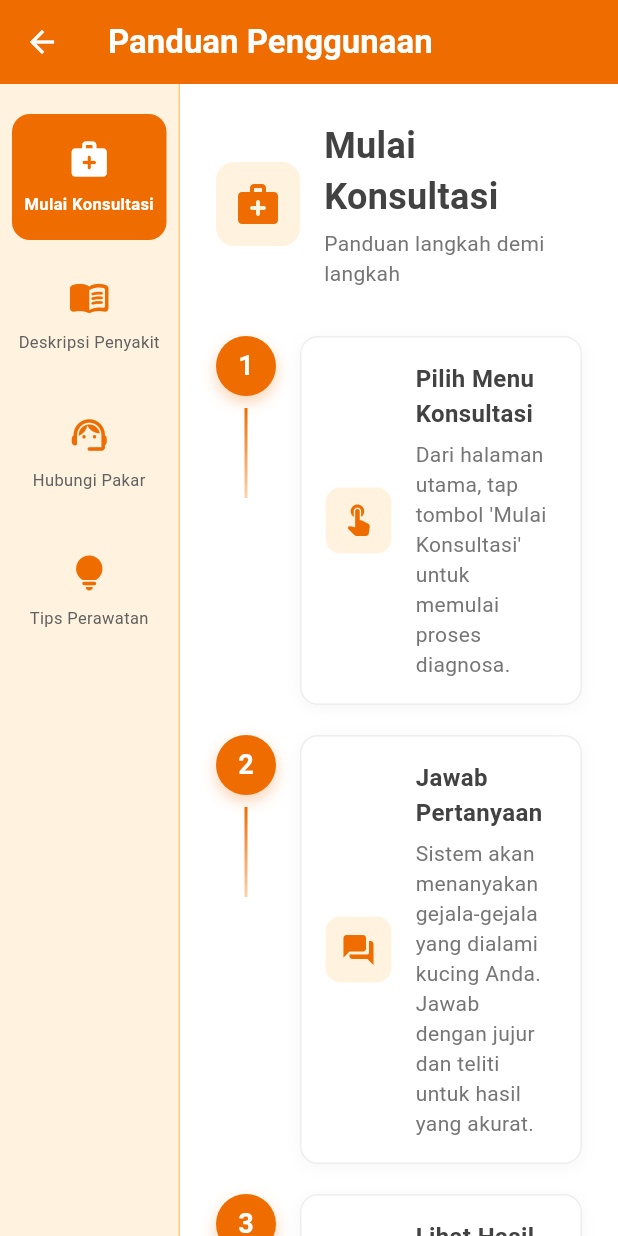
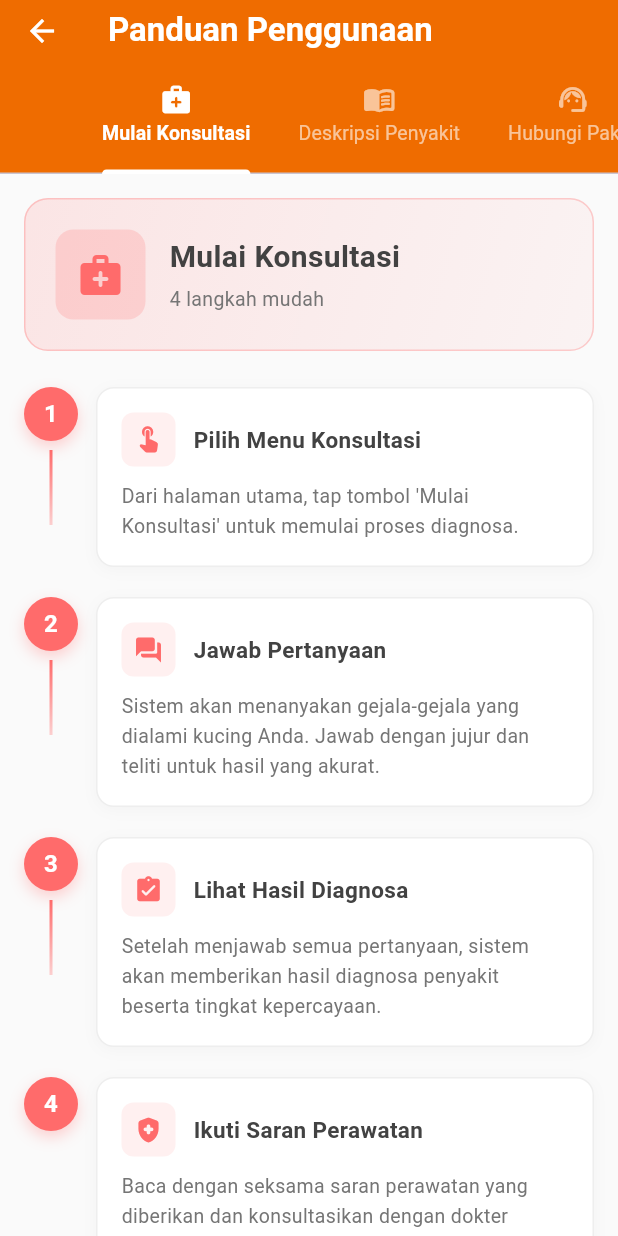
Before and after one commit to HafizRP/petdiagnose, a Flutter app: the UserGuidePage screen opened directly, on a phone screen of 412 x 824 dp. Run offline on Flutter 3.47's test engine with Material 3 defaults, Android fonts, the light colour scheme and no system bars.

Commit message:
feat: Redesign user guide page navigation from a sidebar to a tab-based interface with updated styling and content.

```diff
--- a/lib/user_guide_page.dart
+++ b/lib/user_guide_page.dart
@@ -5,15 +5,17 @@ class UserGuidePage extends StatefulWidget {
   _UserGuidePageState createState() => _UserGuidePageState();
 }
 
-class _UserGuidePageState extends State<UserGuidePage> {
+class _UserGuidePageState extends State<UserGuidePage>
+    with SingleTickerProviderStateMixin {
   final Color primaryOrange = Colors.orange[800]!;
   final Color accentOrange = Colors.orange[50]!;
-  int _selectedSection = 0;
+  late TabController _tabController;
 
   final List<GuideSection> _sections = [
     GuideSection(
       title: "Mulai Konsultasi",
       icon: Icons.medical_services_rounded,
+      color: Color(0xFFFF6B6B),
       steps: [
         GuideStep(
           stepNumber: 1,
@@ -48,6 +50,7 @@ class _UserGuidePageState extends State<UserGuidePage> {
     GuideSection(
       title: "Deskripsi Penyakit",
       icon: Icons.menu_book_rounded,
+      color: Color(0xFF4ECDC4),
       steps: [
         GuideStep(
           stepNumber: 1,
@@ -58,16 +61,16 @@ class _UserGuidePageState extends State<UserGuidePage> {
         ),
         GuideStep(
           stepNumber: 2,
-          title: "Pilih Penyakit",
+          title: "Cari atau Pilih Penyakit",
           description:
-              "Pilih penyakit yang ingin Anda pelajari untuk melihat informasi detail.",
+              "Gunakan search bar untuk mencari penyakit tertentu, atau scroll untuk melihat semua penyakit yang tersedia.",
           icon: Icons.search_rounded,
         ),
         GuideStep(
           stepNumber: 3,
           title: "Pelajari Detail",
           description:
-              "Baca informasi lengkap tentang gejala, penyebab, dan cara penanganan penyakit tersebut.",
+              "Tap pada card penyakit untuk melihat informasi lengkap tentang definisi, gejala terkait, dan cara penanganan.",
           icon: Icons.info_rounded,
         ),
       ],
@@ -75,6 +78,7 @@ class _UserGuidePageState extends State<UserGuidePage> {
     GuideSection(
       title: "Hubungi Pakar",
       icon: Icons.support_agent_rounded,
+      color: Color(0xFF95E1D3),
       steps: [
         GuideStep(
           stepNumber: 1,
@@ -102,6 +106,7 @@ class _UserGuidePageState extends State<UserGuidePage> {
     GuideSection(
       title: "Tips Perawatan",
       icon: Icons.lightbulb_rounded,
+      color: Color(0xFFFECA57),
       steps: [
         GuideStep(
           stepNumber: 1,
@@ -129,9 +134,21 @@ class _UserGuidePageState extends State<UserGuidePage> {
   ];
 
   @override
+  void initState() {
+    super.initState();
+    _tabController = TabController(length: _sections.length, vsync: this);
+  }
+
+  @override
+  void dispose() {
+    _tabController.dispose();
+    super.dispose();
+  }
+
+  @override
   Widget build(BuildContext context) {
     return Scaffold(
-      backgroundColor: Colors.white,
+      backgroundColor: Colors.grey[50],
       appBar: AppBar(
         backgroundColor: primaryOrange,
         elevation: 0,
@@ -143,95 +160,75 @@ class _UserGuidePageState extends State<UserGuidePage> {
           icon: Icon(Icons.arrow_back, color: Colors.white),
           onPressed: () => Navigator.pop(context),
         ),
+        bottom: PreferredSize(
+          preferredSize: Size.fromHeight(60),
+          child: Container(
+            color: primaryOrange,
+            child: TabBar(
+              controller: _tabController,
+              isScrollable: true,
+              indicatorColor: Colors.white,
+              indicatorWeight: 3,
+              labelColor: Colors.white,
+              unselectedLabelColor: Colors.white.withOpacity(0.6),
+              labelStyle: TextStyle(fontWeight: FontWeight.bold, fontSize: 13),
+              unselectedLabelStyle: TextStyle(
+                fontWeight: FontWeight.normal,
+                fontSize: 13,
               ),
-      body: Row(
-        children: [
-          // Sidebar untuk memilih section
-          Container(
-            width: 120,
-            decoration: BoxDecoration(
-              color: accentOrange,
-              border: Border(
-                right: BorderSide(color: Colors.orange[200]!, width: 1),
+              tabs: _sections.map((section) {
+                return Tab(
+                  icon: Icon(section.icon, size: 22),
+                  text: section.title,
+                );
+              }).toList(),
             ),
           ),
-            child: ListView.builder(
-              padding: EdgeInsets.symmetric(vertical: 16),
-              itemCount: _sections.length,
-              itemBuilder: (context, index) {
-                final section = _sections[index];
-                final isSelected = _selectedSection == index;
-                return _buildSidebarItem(section, index, isSelected);
-              },
         ),
       ),
-
-          // Content area
-          Expanded(
-            child: AnimatedSwitcher(
-              duration: Duration(milliseconds: 300),
-              child: _buildSectionContent(_sections[_selectedSection]),
-            ),
-          ),
-        ],
-      ),
-    );
-  }
-
-  Widget _buildSidebarItem(GuideSection section, int index, bool isSelected) {
-    return GestureDetector(
-      onTap: () {
-        setState(() {
-          _selectedSection = index;
-        });
-      },
-      child: Container(
-        margin: EdgeInsets.symmetric(horizontal: 8, vertical: 4),
-        padding: EdgeInsets.symmetric(vertical: 16),
-        decoration: BoxDecoration(
-          color: isSelected ? primaryOrange : Colors.transparent,
-          borderRadius: BorderRadius.circular(12),
-        ),
-        child: Column(
-          children: [
-            Icon(
-              section.icon,
-              color: isSelected ? Colors.white : primaryOrange,
-              size: 28,
-            ),
-            SizedBox(height: 8),
-            Text(
-              section.title,
-              textAlign: TextAlign.center,
-              style: TextStyle(
-                fontSize: 11,
-                fontWeight: isSelected ? FontWeight.bold : FontWeight.normal,
-                color: isSelected ? Colors.white : Colors.grey[700],
-              ),
-            ),
-          ],
-        ),
+      body: TabBarView(
+        controller: _tabController,
+        children: _sections.map((section) {
+          return _buildSectionContent(section);
+        }).toList(),
       ),
     );
   }
 
   Widget _buildSectionContent(GuideSection section) {
     return SingleChildScrollView(
-      key: ValueKey(_selectedSection),
-      padding: EdgeInsets.all(24),
+      padding: EdgeInsets.all(16),
       child: Column(
         crossAxisAlignment: CrossAxisAlignment.start,
         children: [
-          // Section Header
-          Row(
+          // Section Header Card
+          Container(
+            width: double.infinity,
+            padding: EdgeInsets.all(20),
+            decoration: BoxDecoration(
+              gradient: LinearGradient(
+                begin: Alignment.topLeft,
+                end: Alignment.bottomRight,
+                colors: [
+                  section.color.withOpacity(0.15),
+                  section.color.withOpacity(0.05),
+                ],
+              ),
+              borderRadius: BorderRadius.circular(16),
+              border: Border.all(
+                color: section.color.withOpacity(0.3),
+                width: 1,
+              ),
+            ),
+            child: Row(
               children: [
                 Container(
-                padding: EdgeInsets.all(12),
+                  padding: EdgeInsets.all(14),
                   decoration: BoxDecoration(
-                  color: accentOrange,
+                    color: section.color.withOpacity(0.2),
                     borderRadius: BorderRadius.circular(12),
                   ),
-                child: Icon(section.icon, color: primaryOrange, size: 32),
+                  child: Icon(section.icon, color: section.color, size: 32),
                 ),
                 SizedBox(width: 16),
                 Expanded(
@@ -241,32 +238,34 @@ class _UserGuidePageState extends State<UserGuidePage> {
                       Text(
                         section.title,
                         style: TextStyle(
-                        fontSize: 24,
+                          fontSize: 20,
                           fontWeight: FontWeight.bold,
                           color: Colors.grey[800],
                         ),
                       ),
                       SizedBox(height: 4),
                       Text(
-                      'Panduan langkah demi langkah',
-                      style: TextStyle(fontSize: 14, color: Colors.grey[600]),
+                        '${section.steps.length} langkah mudah',
+                        style: TextStyle(fontSize: 13, color: Colors.grey[600]),
                       ),
                     ],
                   ),
                 ),
               ],
             ),
-          SizedBox(height: 32),
+          ),
+          SizedBox(height: 24),
 
           // Steps
           ...section.steps.asMap().entries.map((entry) {
             final step = entry.value;
             final isLast = entry.key == section.steps.length - 1;
-            return _buildStepCard(step, isLast);
+            return _buildStepCard(step, section.color, isLast);
           }).toList(),
 
+          SizedBox(height: 16),
+
           // Bottom tip
-          SizedBox(height: 24),
           Container(
             padding: EdgeInsets.all(16),
             decoration: BoxDecoration(
@@ -275,45 +274,51 @@ class _UserGuidePageState extends State<UserGuidePage> {
               border: Border.all(color: Colors.blue[200]!, width: 1),
             ),
             child: Row(
+              crossAxisAlignment: CrossAxisAlignment.start,
               children: [
                 Icon(
                   Icons.tips_and_updates_rounded,
                   color: Colors.blue[700],
-                  size: 24,
+                  size: 22,
                 ),
                 SizedBox(width: 12),
                 Expanded(
                   child: Text(
                     'Tips: Gunakan fitur ini secara berkala untuk memantau kesehatan kucing Anda!',
-                    style: TextStyle(fontSize: 13, color: Colors.blue[900]),
+                    style: TextStyle(
+                      fontSize: 13,
+                      color: Colors.blue[900],
+                      height: 1.4,
+                    ),
                   ),
                 ),
               ],
             ),
           ),
+          SizedBox(height: 16),
         ],
       ),
     );
   }
 
-  Widget _buildStepCard(GuideStep step, bool isLast) {
+  Widget _buildStepCard(GuideStep step, Color color, bool isLast) {
     return Container(
       margin: EdgeInsets.only(bottom: isLast ? 0 : 20),
       child: Row(
         crossAxisAlignment: CrossAxisAlignment.start,
         children: [
-          // Step number indicator
+          // Step number indicator with connecting line
           Column(
             children: [
               Container(
-                width: 40,
-                height: 40,
+                width: 36,
+                height: 36,
                 decoration: BoxDecoration(
-                  color: primaryOrange,
+                  color: color,
                   shape: BoxShape.circle,
                   boxShadow: [
                     BoxShadow(
-                      color: primaryOrange.withOpacity(0.3),
+                      color: color.withOpacity(0.3),
                       blurRadius: 8,
                       offset: Offset(0, 4),
                     ),
@@ -325,7 +330,7 @@ class _UserGuidePageState extends State<UserGuidePage> {
                     style: TextStyle(
                       color: Colors.white,
                       fontWeight: FontWeight.bold,
-                      fontSize: 18,
+                      fontSize: 16,
                     ),
                   ),
                 ),
@@ -333,19 +338,19 @@ class _UserGuidePageState extends State<UserGuidePage> {
               if (!isLast)
                 Container(
                   width: 2,
-                  height: 60,
-                  margin: EdgeInsets.symmetric(vertical: 8),
+                  height: 50,
+                  margin: EdgeInsets.symmetric(vertical: 6),
                   decoration: BoxDecoration(
                     gradient: LinearGradient(
                       begin: Alignment.topCenter,
                       end: Alignment.bottomCenter,
-                      colors: [primaryOrange, primaryOrange.withOpacity(0.3)],
+                      colors: [color, color.withOpacity(0.3)],
                     ),
                   ),
                 ),
             ],
           ),
-          SizedBox(width: 16),
+          SizedBox(width: 12),
 
           // Step content
           Expanded(
@@ -357,45 +362,45 @@ class _UserGuidePageState extends State<UserGuidePage> {
                 border: Border.all(color: Colors.grey[200]!, width: 1),
                 boxShadow: [
                   BoxShadow(
-                    color: Colors.grey.withOpacity(0.1),
+                    color: Colors.grey.withOpacity(0.08),
                     blurRadius: 8,
                     offset: Offset(0, 2),
                   ),
                 ],
               ),
-              child: Row(
-                children: [
-                  Container(
-                    padding: EdgeInsets.all(10),
-                    decoration: BoxDecoration(
-                      color: accentOrange,
-                      borderRadius: BorderRadius.circular(10),
-                    ),
-                    child: Icon(step.icon, color: primaryOrange, size: 24),
-                  ),
-                  SizedBox(width: 16),
-                  Expanded(
               child: Column(
                 crossAxisAlignment: CrossAxisAlignment.start,
                 children: [
-                        Text(
+                  Row(
+                    children: [
+                      Container(
+                        padding: EdgeInsets.all(8),
+                        decoration: BoxDecoration(
+                          color: color.withOpacity(0.1),
+                          borderRadius: BorderRadius.circular(8),
+                        ),
+                        child: Icon(step.icon, color: color, size: 20),
+                      ),
+                      SizedBox(width: 12),
+                      Expanded(
+                        child: Text(
                           step.title,
                           style: TextStyle(
-                            fontSize: 16,
+                            fontSize: 15,
                             fontWeight: FontWeight.bold,
                             color: Colors.grey[800],
                           ),
                         ),
-                        SizedBox(height: 6),
+                      ),
+                    ],
+                  ),
+                  SizedBox(height: 10),
                   Text(
                     step.description,
                     style: TextStyle(
-                            fontSize: 14,
+                      fontSize: 13,
                       color: Colors.grey[600],
-                            height: 1.4,
-                          ),
-                        ),
-                      ],
+                      height: 1.5,
                     ),
                   ),
                 ],
@@ -412,9 +417,15 @@ class _UserGuidePageState extends State<UserGuidePage> {
 class GuideSection {
   final String title;
   final IconData icon;
+  final Color color;
   final List<GuideStep> steps;
 
-  GuideSection({required this.title, required this.icon, required this.steps});
+  GuideSection({
+    required this.title,
+    required this.icon,
+    required this.color,
+    required this.steps,
+  });
 }
 
 class GuideStep {
```
Also changed, not shown: lib/main.dart (line endings or trailing spaces). Lines whose indentation alone changed are shown as unchanged.
